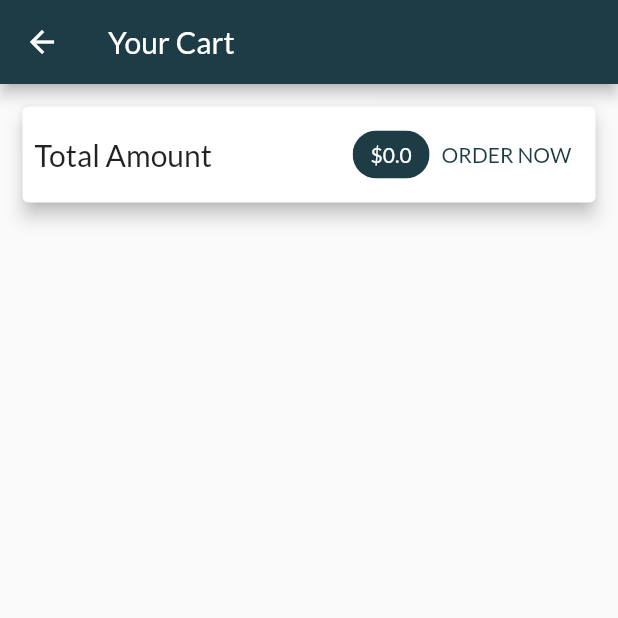
After one commit to Prince7195/flutter_shop_app, a Flutter app: the CartScreen screen opened by its route, on a phone screen of 412 x 824 dp, the top half of it. The commit adds this screen. Run offline on Flutter 3.47's test engine with Material 2 defaults, Android fonts, the phone set to English and light mode, and no system bars; network calls fail.

Commit message:
cart and product details

```diff
--- a/lib/main.dart
+++ b/lib/main.dart
@@ -1,5 +1,6 @@
 import 'package:flutter/material.dart';
 import 'package:provider/provider.dart';
+import 'package:shop_app/screens/cart_screen.dart';
 
 import './provider/cart.dart';
 import './provider/products.dart';
@@ -30,7 +31,8 @@ class MyApp extends StatelessWidget {
       // home: ProductsOverviewScreen(),
       routes: {
         '/': (_) => ProductsOverviewScreen(),
-        '/product-detail': (_) => ProductDetailScreen(),
+        ProductDetailScreen.routeName: (_) => ProductDetailScreen(),
+        CartScreen.routeName: (_) => CartScreen(),
       },
     );
   }
--- a/lib/provider/cart.dart
+++ b/lib/provider/cart.dart
@@ -23,6 +23,14 @@ class Cart with ChangeNotifier {
 
   int get itemCount {
     return _items.length;
+  }
+
+  double get totalAmount {
+    var total = 0.0;
+    _items.forEach((key, cartItem) {
+      total += (cartItem.price * cartItem.quandity);
+    });
+    return total;
   }
 
   void addItems(
@@ -54,5 +62,6 @@ class Cart with ChangeNotifier {
 
   void removeItem(String productId) {
     _items.remove(productId);
+    notifyListeners();
   }
 }
--- /dev/null
+++ b/lib/screens/cart_screen.dart
@@ -0,0 +1,69 @@
+import "package:flutter/material.dart";
+import 'package:provider/provider.dart';
+import 'package:shop_app/provider/cart.dart' show Cart;
+import 'package:shop_app/widgets/cart_item.dart';
+
+class CartScreen extends StatelessWidget {
+  static String routeName = "/cart";
+
+  @override
+  Widget build(BuildContext context) {
+    final cart = Provider.of<Cart>(context);
+    return Scaffold(
+      appBar: AppBar(
+        title: Text("Your Cart"),
+      ),
+      body: Column(
+        children: [
+          Card(
+            margin: const EdgeInsets.all(15),
+            elevation: 5,
+            child: Padding(
+              padding: const EdgeInsets.all(8),
+              child: Row(
+                children: [
+                  Text(
+                    "Total Amount",
+                    style: TextStyle(fontSize: 20),
+                  ),
+                  Spacer(),
+                  Chip(
+                    label: Text(
+                      '\$${cart.totalAmount}',
+                      style: TextStyle(
+                        color:
+                            Theme.of(context).primaryTextTheme.headline6?.color,
+                      ),
+                    ),
+                    backgroundColor: Theme.of(context).primaryColor,
+                  ),
+                  TextButton(
+                    onPressed: () {},
+                    child: Text("ORDER NOW"),
+                    style: TextButton.styleFrom(
+                      primary: Theme.of(context).primaryColor,
+                    ),
+                  ),
+                ],
+              ),
+            ),
+          ),
+          SizedBox(
+            height: 10,
+          ),
+          Expanded(
+            child: ListView.builder(
+              itemCount: cart.items.length,
+              itemBuilder: (_, idx) {
+                var item = cart.items.values.toList()[idx];
+                var productId = cart.items.keys.toList()[idx];
+                return CartItem(
+                    item.id, productId, item.title, item.quandity, item.price);
+              },
+            ),
+          ),
+        ],
+      ),
+    );
+  }
+}
--- a/lib/screens/products_overview_screen.dart
+++ b/lib/screens/products_overview_screen.dart
@@ -2,6 +2,7 @@ import "package:flutter/material.dart";
 import 'package:provider/provider.dart';
 
 import 'package:shop_app/provider/cart.dart';
+import 'package:shop_app/screens/cart_screen.dart';
 import 'package:shop_app/widgets/badge.dart';
 import '../widgets/products_grid.dart';
 
@@ -29,7 +30,9 @@ class _ProductsOverviewScreenState extends State<ProductsOverviewScreen> {
             },
             child: IconButton(
               icon: Icon(Icons.shopping_cart),
-              onPressed: () {},
+              onPressed: () {
+                Navigator.of(context).pushNamed(CartScreen.routeName);
+              },
             ),
           ),
           PopupMenuButton(
```
Also changed, not shown: lib/screens/product_detail_screen.dart (+30 -2 lines), lib/widgets/cart_item.dart (added, +60 -0 lines).
